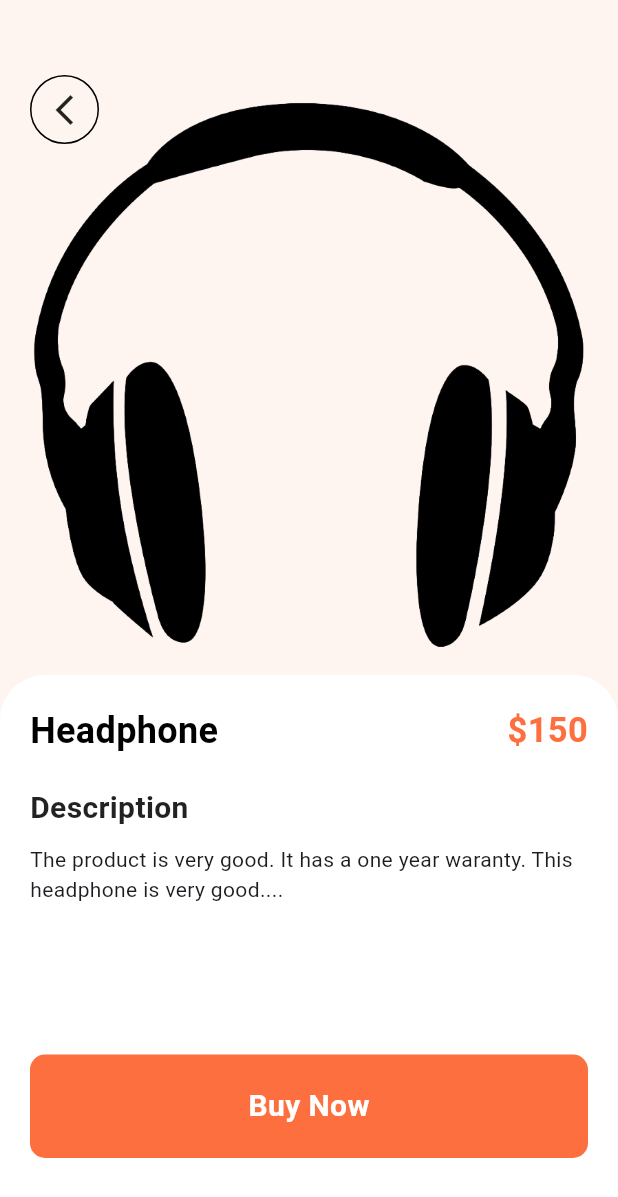
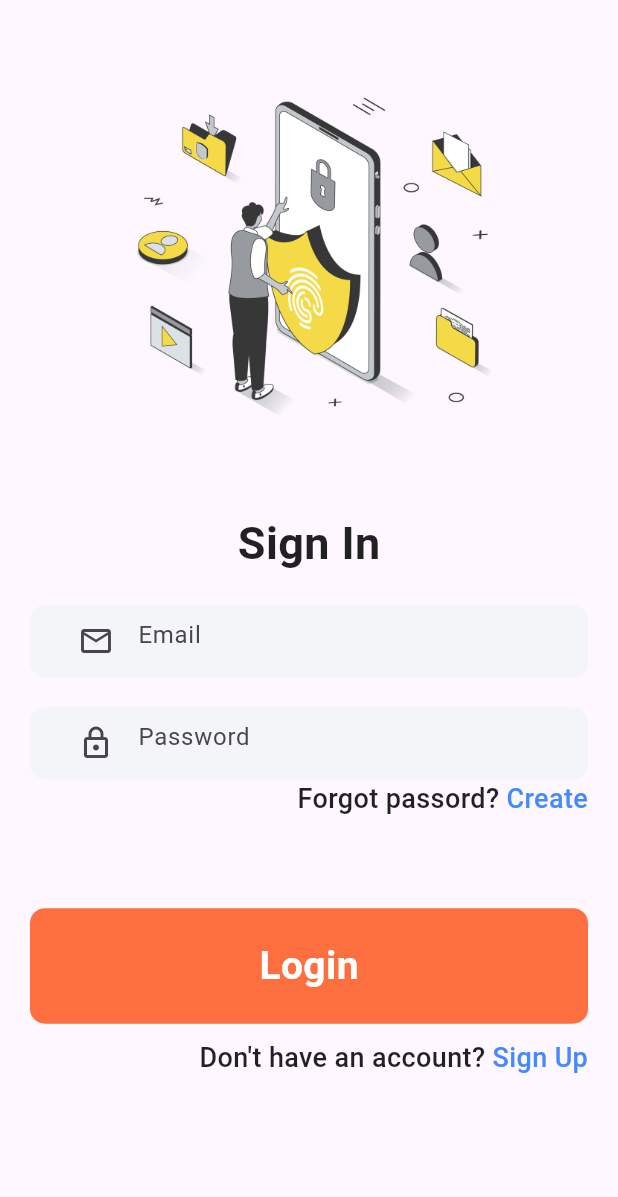
Before and after one commit to addiscodr/addis_ecommerce, a Flutter app: the screen it shows after launch, on a phone screen of 412 x 824 dp. Shown: the top 1197 px of the screen. Run offline on Flutter 3.47's test engine with Material 3 defaults, Android fonts, the phone set to English and light mode, and no system bars; our stand-ins replace curved_navigation_bar.

Commit message:
Add login.dart, login_image.png to codebase; modify main.dart, support_widget.dart

```diff
--- a/lib/main.dart
+++ b/lib/main.dart
@@ -1,4 +1,5 @@
 import 'package:addis_ecommerce/pages/bottom_nav.dart';
+import 'package:addis_ecommerce/pages/login.dart';
 import 'package:addis_ecommerce/pages/product_detail.dart';
 
 import 'pages/home.dart';
@@ -19,7 +20,7 @@ class MyApp extends StatelessWidget {
       debugShowCheckedModeBanner: false,
       title: 'Flutter Demo',
       theme: ThemeData(colorScheme: .fromSeed(seedColor: Colors.deepPurple)),
-      home: ProductDetail(),
+      home: Login(),
     );
   }
 }
--- /dev/null
+++ b/lib/pages/login.dart
@@ -0,0 +1,121 @@
+import 'package:addis_ecommerce/widgets/support_widget.dart';
+import 'package:flutter/material.dart';
+
+class Login extends StatefulWidget {
+  const Login({super.key});
+
+  @override
+  State<Login> createState() => _LoginState();
+}
+
+class _LoginState extends State<Login> {
+  @override
+  Widget build(BuildContext context) {
+    return Scaffold(
+      body: Container(
+        margin: EdgeInsets.only(top: 40, left: 20, right: 20, bottom: 40),
+        child: Column(
+          children: [
+            Image.asset("images/login_image.png"),
+            SizedBox(height: 40),
+            Text("Sign In", style: AppWidget.btnTextStyle()),
+            const SizedBox(height: 20),
+            Container(
+              padding: EdgeInsets.only(left: 20),
+              decoration: BoxDecoration(
+                color: Color(0xfff4f5f9),
+                borderRadius: BorderRadius.circular(10),
+              ),
+
+              child: TextField(
+                decoration: InputDecoration(
+                  border: InputBorder.none,
+                  hintText: "Email",
+                  prefixIcon: Icon(Icons.email_outlined),
+                ),
+              ),
+            ),
+            const SizedBox(height: 20),
+            Container(
+              padding: EdgeInsets.only(left: 20),
+              decoration: BoxDecoration(
+                color: Color(0xfff4f5f9),
+                borderRadius: BorderRadius.circular(10),
+              ),
+
+              child: TextField(
+                decoration: InputDecoration(
+                  border: InputBorder.none,
+                  hintText: "Password",
+                  prefixIcon: Icon(Icons.lock_outlined),
+                ),
+              ),
+            ),
+            Row(
+              mainAxisAlignment: MainAxisAlignment.end,
+              children: [
+                Text(
+                  "Forgot passord? ",
+                  style: TextStyle(
+                    color: Colors.black87,
+                    fontSize: 18,
+                    fontWeight: FontWeight.w500,
+                  ),
+                ),
+                Text(
+                  "Create",
+                  style: TextStyle(
+                    color: Colors.blueAccent,
+                    fontSize: 18,
+                    fontWeight: FontWeight.w500,
+                  ),
+                ),
+              ],
+            ),
+            const SizedBox(height: 60),
+            Container(
+              width: MediaQuery.of(context).size.width,
+              padding: EdgeInsets.symmetric(vertical: 20),
+              decoration: BoxDecoration(
+                color: Color(0xfffd6f3e),
+                borderRadius: BorderRadius.circular(10),
+              ),
+              child: Center(
+                child: Text(
+                  "Login",
+                  style: TextStyle(
+                    color: Colors.white,
+                    fontSize: 26,
+                    fontWeight: FontWeight.bold,
+                  ),
+                ),
+              ),
+            ),
+            const SizedBox(height: 10),
+            Row(
+              mainAxisAlignment: MainAxisAlignment.end,
+              children: [
+                Text(
+                  "Don't have an account? ",
+                  style: TextStyle(
+                    color: Colors.black87,
+                    fontSize: 18,
+                    fontWeight: FontWeight.w500,
+                  ),
+                ),
+                Text(
+                  "Sign Up",
+                  style: TextStyle(
+                    color: Colors.blueAccent,
+                    fontSize: 18,
+                    fontWeight: FontWeight.w500,
+                  ),
+                ),
+              ],
+            ),
+          ],
+        ),
+      ),
+    );
+  }
+}
--- a/lib/widgets/support_widget.dart
+++ b/lib/widgets/support_widget.dart
@@ -24,4 +24,12 @@ class AppWidget {
       fontWeight: FontWeight.bold,
     );
   }
+
+  static TextStyle btnTextStyle() {
+    return TextStyle(
+      color: Colors.black87,
+      fontSize: 30,
+      fontWeight: FontWeight.bold,
+    );
+  }
 }
```
Also changed, not shown: images/login_image.png (added).
